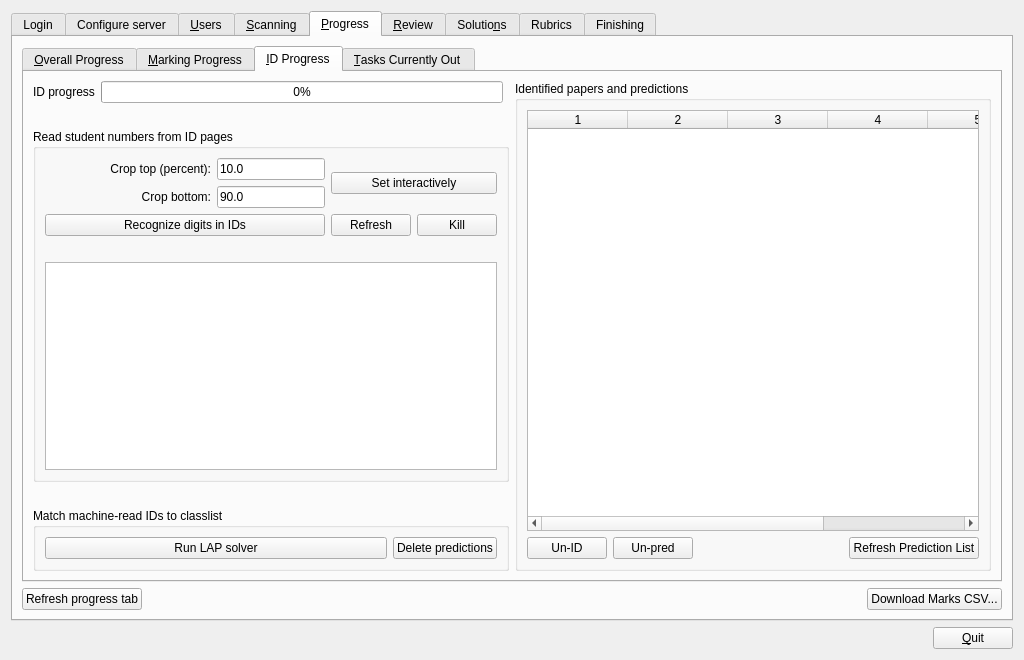
The window that qtCreatorFiles/ui_manager.ui (plomgrading/plom) describes before a commit, drawn with Qt 5.
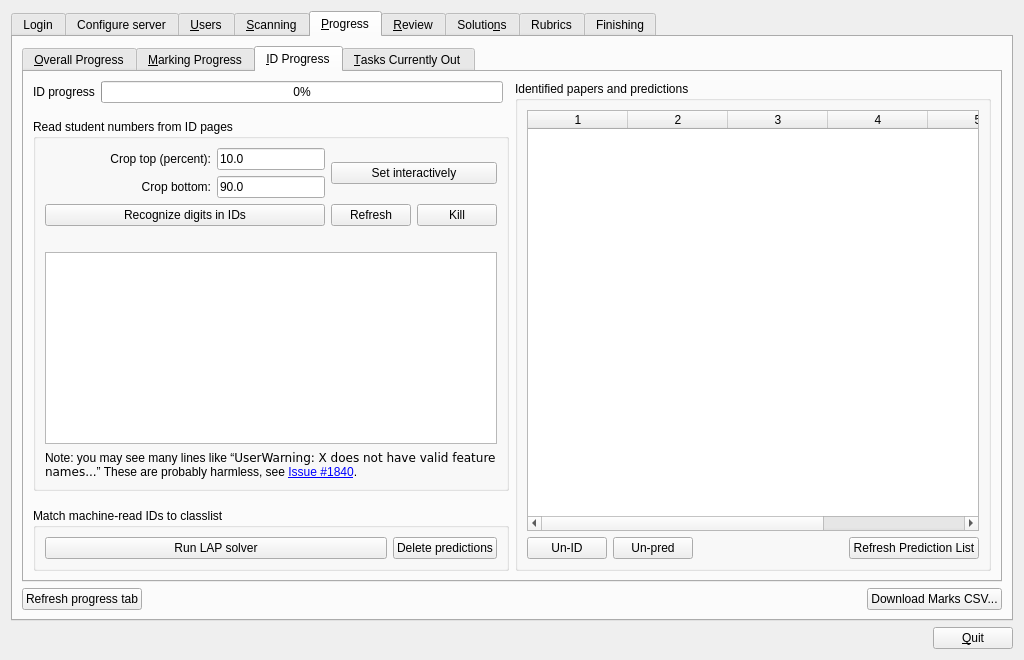
The same window after the commit. The open tabs and pages were chosen to show the change.

Commit message: Add info to dialog so users don't worry about warnings

Patch:
```diff
--- a/qtCreatorFiles/ui_manager.ui
+++ b/qtCreatorFiles/ui_manager.ui
@@ -1660,6 +1660,16 @@
                       </property>
                      </widget>
                     </item>
+                    <item>
+                     <widget class="QLabel" name="label_23">
+                      <property name="text">
+                       <string>Note: you may see many lines like &amp;ldquo;&lt;tt&gt;UserWarning: X does not have valid feature names...&lt;/tt&gt;&amp;rdquo;  These are probably harmless, see &lt;a href=&quot;https://gitlab.com/plom/plom/-/issues/1840&quot;&gt;Issue #1840&lt;/a&gt;.</string>
+                      </property>
+                      <property name="wordWrap">
+                       <bool>true</bool>
+                      </property>
+                     </widget>
+                    </item>
                    </layout>
                   </widget>
                  </item>
```
The commit also changes 1 other file.
